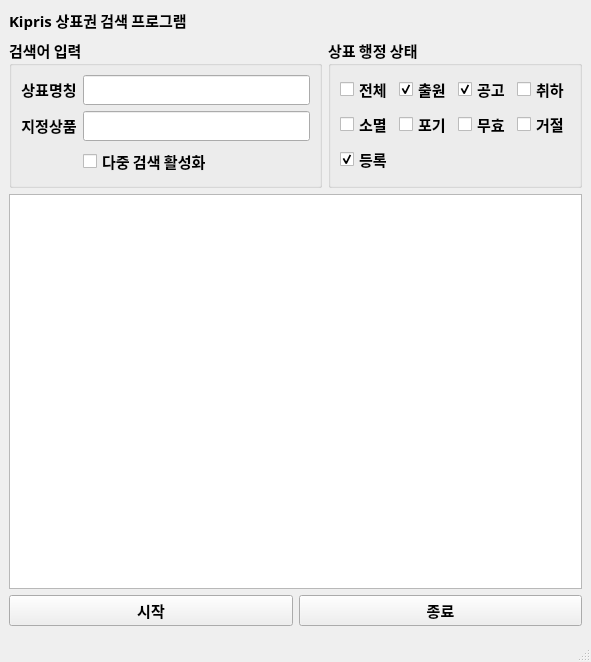
Above: ScratchingKipris/driver/main_ui.ui from TomLee9903/TomLee9903 before the change. Below: the same form after it.
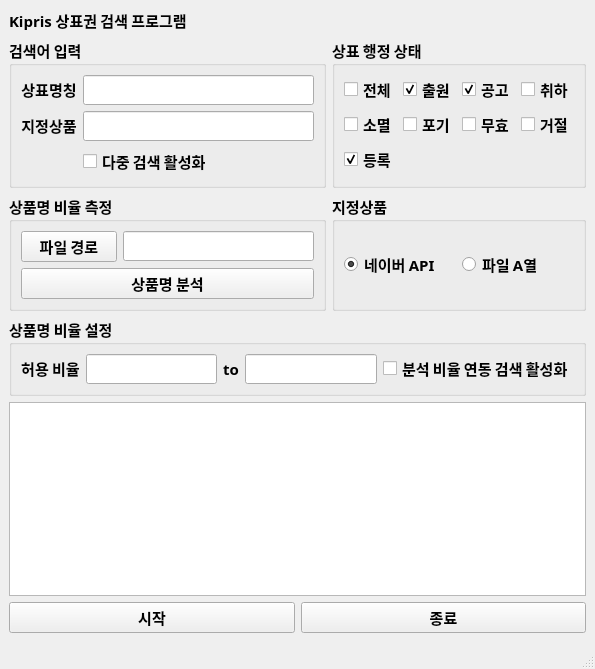
That is the form after the change.

```diff
--- a/ScratchingKipris/driver/main_ui.ui
+++ b/ScratchingKipris/driver/main_ui.ui
@@ -6,8 +6,8 @@
    <rect>
     <x>0</x>
     <y>0</y>
-    <width>591</width>
-    <height>662</height>
+    <width>595</width>
+    <height>669</height>
    </rect>
   </property>
   <property name="font">
@@ -28,7 +28,7 @@
    <number>-2</number>
   </property>
   <widget class="QWidget" name="centralwidget">
-   <layout class="QGridLayout" name="gridLayout_4">
+   <layout class="QGridLayout" name="gridLayout_7">
     <item row="0" column="0">
      <widget class="QLabel" name="label">
       <property name="text">
@@ -153,7 +153,109 @@
       </layout>
      </widget>
     </item>
-    <item row="2" column="0" colspan="2">
+    <item row="2" column="0">
+     <widget class="QGroupBox" name="groupBox_3">
+      <property name="title">
+       <string>상품명 비율 측정</string>
+      </property>
+      <layout class="QGridLayout" name="gridLayout_4">
+       <item row="0" column="1" colspan="2">
+        <widget class="QLineEdit" name="file_path_input"/>
+       </item>
+       <item row="0" column="0">
+        <widget class="QPushButton" name="set_file_path_btn">
+         <property name="text">
+          <string>파일 경로</string>
+         </property>
+        </widget>
+       </item>
+       <item row="1" column="0" colspan="3">
+        <widget class="QPushButton" name="start_analyze_btn">
+         <property name="text">
+          <string>상품명 분석</string>
+         </property>
+        </widget>
+       </item>
+      </layout>
+     </widget>
+    </item>
+    <item row="2" column="1">
+     <widget class="QGroupBox" name="groupBox_5">
+      <property name="title">
+       <string>지정상품</string>
+      </property>
+      <layout class="QGridLayout" name="gridLayout_6">
+       <item row="0" column="0">
+        <widget class="QRadioButton" name="naver_api_radio">
+         <property name="text">
+          <string>네이버 API</string>
+         </property>
+         <property name="checked">
+          <bool>true</bool>
+         </property>
+        </widget>
+       </item>
+       <item row="0" column="1">
+        <widget class="QRadioButton" name="file_acol_radio">
+         <property name="text">
+          <string>파일 A열</string>
+         </property>
+        </widget>
+       </item>
+      </layout>
+     </widget>
+    </item>
+    <item row="3" column="0" colspan="2">
+     <widget class="QGroupBox" name="groupBox_4">
+      <property name="title">
+       <string>상품명 비율 설정</string>
+      </property>
+      <layout class="QGridLayout" name="gridLayout_5">
+       <item row="0" column="0">
+        <widget class="QLabel" name="label_5">
+         <property name="text">
+          <string>&lt;html&gt;&lt;head/&gt;&lt;body&gt;&lt;p align=&quot;center&quot;&gt;허용 비율&lt;/p&gt;&lt;/body&gt;&lt;/html&gt;</string>
+         </property>
+        </widget>
+       </item>
+       <item row="0" column="3">
+        <widget class="QLineEdit" name="allow_max_ratio_input">
+         <property name="layoutDirection">
+          <enum>Qt::LeftToRight</enum>
+         </property>
+         <property name="alignment">
+          <set>Qt::AlignRight|Qt::AlignTrailing|Qt::AlignVCenter</set>
+         </property>
+        </widget>
+       </item>
+       <item row="0" column="1">
+        <widget class="QLineEdit" name="allow_min_ratio_input">
+         <property name="layoutDirection">
+          <enum>Qt::LeftToRight</enum>
+         </property>
+         <property name="alignment">
+          <set>Qt::AlignRight|Qt::AlignTrailing|Qt::AlignVCenter</set>
+         </property>
+        </widget>
+       </item>
+       <item row="0" column="4">
+        <widget class="QCheckBox" name="enable_network_search_btn">
+         <property name="text">
+          <string>분석 비율 연동 검색 활성화</string>
+         </property>
+        </widget>
+       </item>
+       <item row="0" column="2">
+        <widget class="QLabel" name="label_6">
+         <property name="text">
+          <string>&lt;html&gt;&lt;head/&gt;&lt;body&gt;&lt;p align=&quot;center&quot;&gt;to&lt;/p&gt;&lt;/body&gt;&lt;/html&gt;</string>
+         </property>
+        </widget>
+       </item>
+      </layout>
+     </widget>
+    </item>
+    <item row="4" column="0" colspan="2">
      <layout class="QGridLayout" name="gridLayout_2">
       <item row="1" column="0">
        <widget class="QPushButton" name="run_btn">
```
Left out of the diff: 14 changed lines with no effect on the pictures.
